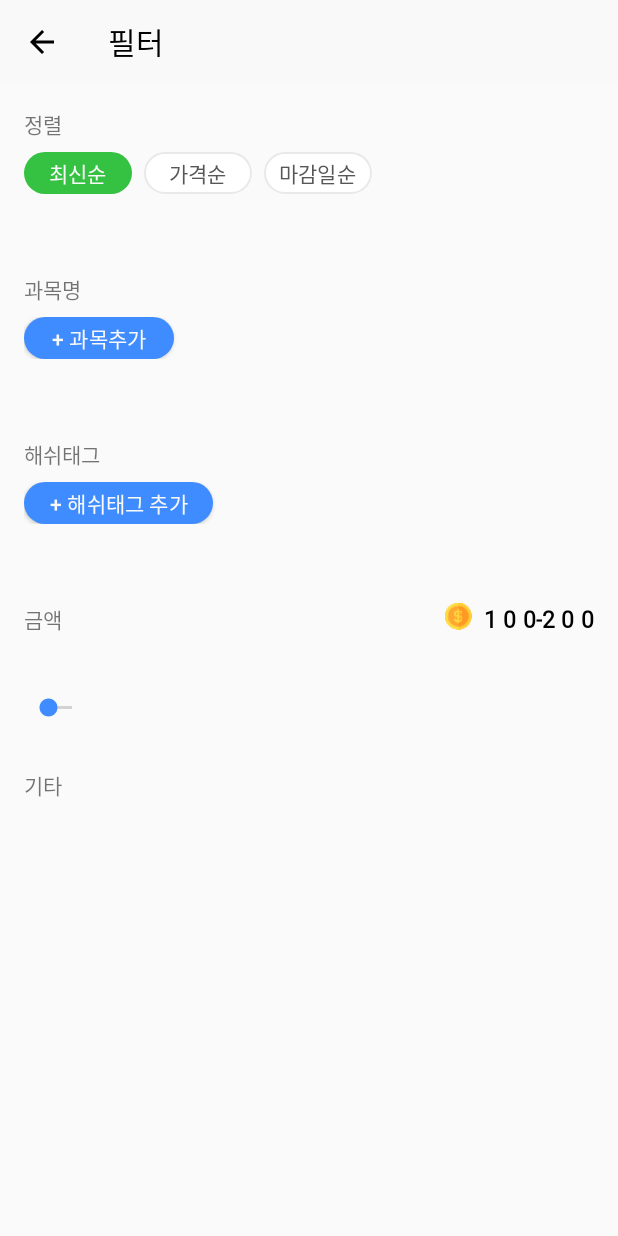
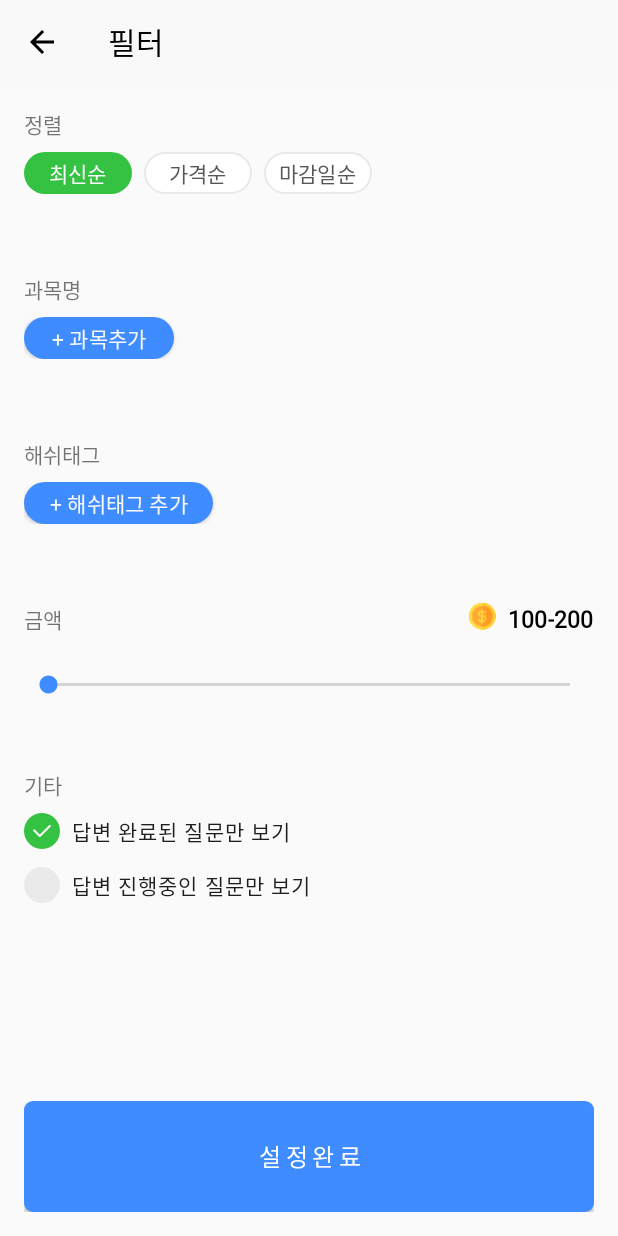
Before and after one commit to Smartudy/smartudy, an Android app: the FilterActivity screen opened directly, with no data from a screen before it, on a phone screen of 412 x 824 dp. Run offline under Robolectric (Android 15) with nearby library versions, the phone set to English and light mode, and no system bars.

Commit message:
필터화면 minor update

```diff
--- /dev/null
+++ b/app/src/main/res/drawable-mdpi/btn_round_blue_background_radius_6dp.xml
@@ -0,0 +1,13 @@
+<?xml version="1.0" encoding="utf-8"?>
+<selector xmlns:android="http://schemas.android.com/apk/res/android">
+    <item>
+    <shape>
+        <solid android:color="#3e8cff"/>
+        <corners
+            android:bottomLeftRadius="6dp"
+            android:bottomRightRadius="6dp"
+            android:topLeftRadius="6dp"
+            android:topRightRadius="6dp"/>
+    </shape>
+    </item>
+</selector>
--- a/app/src/main/res/layout/content_filter.xml
+++ b/app/src/main/res/layout/content_filter.xml
@@ -36,6 +36,7 @@
                     android:layout_height="28dp"
                     android:background="@drawable/btn_round_green_background"
                     android:text="최신순"
+                    android:fontFamily="@font/nanumsquareb"
                     android:checked="true"
                     android:gravity="center"
                     android:textSize="14sp"
@@ -50,6 +51,7 @@
                     android:layout_height="28dp"
                     android:background="@drawable/btn_round_white_background"
                     android:text="가격순"
+                    android:fontFamily="@font/nanumsquareb"
                     android:checked="false"
                     android:gravity="center"
                     android:textSize="14sp"
@@ -64,6 +66,7 @@
                     android:layout_height="28dp"
                     android:background="@drawable/btn_round_white_background"
                     android:text="마감일순"
+                    android:fontFamily="@font/nanumsquareb"
                     android:checked="false"
                     android:gravity="center"
                     android:textSize="14sp"
@@ -100,6 +103,7 @@
                 android:layout_height="28dp"
                 android:background="@drawable/btn_round_blue_background"
                 android:text="+ 과목추가"
+                android:fontFamily="@font/nanumsquareb"
                 android:checked="false"
                 android:gravity="center"
                 android:textSize="14sp"
@@ -134,6 +138,7 @@
                 android:layout_height="28dp"
                 android:background="@drawable/btn_round_blue_background"
                 android:text="+ 해쉬태그 추가"
+                android:fontFamily="@font/nanumsquareb"
                 android:checked="false"
                 android:gravity="center"
                 android:textSize="14sp"
@@ -157,7 +162,7 @@
         <android.support.constraint.ConstraintLayout
             android:layout_width="match_parent"
             android:layout_height="wrap_content"
-            android:layout_marginBottom="8dp">
+            android:layout_marginBottom="24dp">
             <TextView
                 android:layout_width="wrap_content"
                 android:layout_height="wrap_content"
@@ -180,7 +185,7 @@
                     android:text="100"
                     android:fontFamily="@font/nanumsquareb"
                     android:textSize="15sp"
-                    android:letterSpacing="0.28"
+                    android:letterSpacing="0.01"
                     android:textColor="@color/colorBlack"
                     android:textStyle="bold"/>
                 <TextView
@@ -189,7 +194,7 @@
                     android:text="-"
                     android:fontFamily="@font/nanumsquareb"
                     android:textSize="15sp"
-                    android:letterSpacing="0.28"
+                    android:letterSpacing="0.01"
                     android:textColor="@color/colorBlack"
                     android:textStyle="bold"/>
                 <TextView
@@ -199,16 +204,17 @@
                     android:text="200"
                     android:fontFamily="@font/nanumsquareb"
                     android:textSize="15sp"
-                    android:letterSpacing="0.28"
+                    android:letterSpacing="0.01"
                     android:textColor="@color/colorBlack"
                     android:textStyle="bold"/>
             </LinearLayout>
         </android.support.constraint.ConstraintLayout>
 
         <SeekBar
-            android:layout_width="wrap_content"
+            android:layout_width="match_parent"
             android:layout_height="wrap_content"
-            android:layout_weight="1" />
+            android:min="0"
+            android:max="1000"/>
 
 
 
@@ -218,28 +224,60 @@
     <LinearLayout
         android:layout_width="match_parent"
         android:layout_height="0dp"
-        android:layout_weight="20">
+        android:layout_weight="20"
+        android:orientation="vertical">
         <TextView
             android:layout_width="wrap_content"
             android:layout_height="wrap_content"
             android:text="기타"
             android:layout_marginBottom="8dp"/>
-
+        <RadioGroup
+            android:layout_width="match_parent"
+            android:layout_height="wrap_content">
+            <RadioButton
+                android:layout_width="wrap_content"
+                android:layout_height="wrap_content"
+                android:text="  답변 완료된 질문만 보기"
+                android:textSize="14sp"
+                android:letterSpacing="0.05"
+                android:fontFamily="@font/nanumsquarer"
+                android:textColor="#1d1e1f"
+                android:checked="true"
+                android:button="@drawable/checked"
+                android:layout_marginBottom="12dp"/>
+            <RadioButton
+                android:layout_width="wrap_content"
+                android:layout_height="wrap_content"
+                android:text="  답변 진행중인 질문만 보기"
+                android:textSize="14sp"
+                android:letterSpacing="0.05"
+                android:fontFamily="@font/nanumsquarer"
+                android:textColor="#1d1e1f"
+                android:checked="false"
+                android:button="@drawable/unchecked"/>
+        </RadioGroup>
     </LinearLayout>
 
-    <!-- 공백 85 -->
+    <!-- 공백 90 -->
     <LinearLayout
         android:layout_width="match_parent"
         android:layout_height="0dp"
-        android:layout_weight="5">
+        android:layout_weight="10">
     </LinearLayout>
 
     <!-- 버튼 100 -->
     <LinearLayout
         android:layout_width="match_parent"
         android:layout_height="0dp"
-        android:layout_weight="15">
-
+        android:layout_weight="10">
+        <Button
+            android:layout_width="match_parent"
+            android:layout_height="match_parent"
+            android:text="설정완료"
+            android:background="@drawable/btn_round_blue_background_radius_6dp"
+            android:textColor="@color/colorWhite"
+            android:textSize="16sp"
+            android:letterSpacing="0.19" />
 
     </LinearLayout>
 </LinearLayout>
```
Also changed, not shown: app/src/main/res/drawable-hdpi/checked.png (added), app/src/main/res/drawable-hdpi/unchecked.png (added), app/src/main/res/drawable-mdpi/checked.png (added), app/src/main/res/drawable-mdpi/unchecked.png (added), app/src/main/res/drawable-xhdpi/checked.png (added), app/src/main/res/drawable-xhdpi/unchecked.png (added), app/src/main/res/drawable-xxhdpi/checked.png (added), app/src/main/res/drawable-xxhdpi/unchecked.png (added), app/src/main/res/drawable-xxxhdpi/checked.png (added), app/src/main/res/drawable-xxxhdpi/unchecked.png (added).
